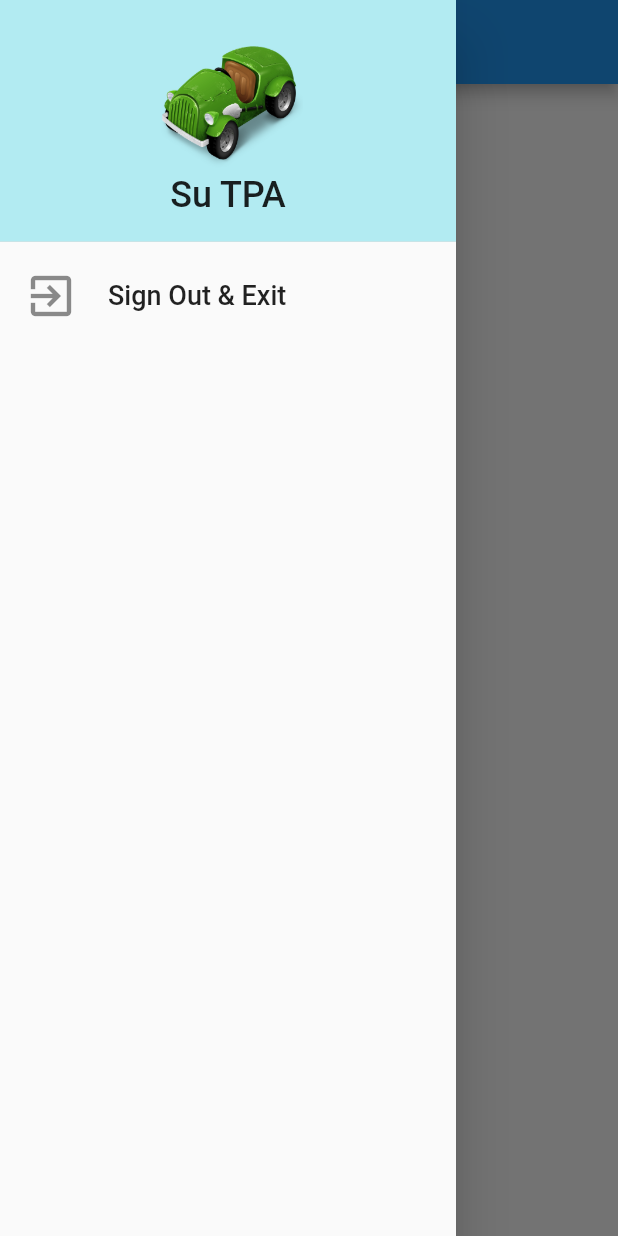
After one commit to CharukarnS/SuTPA, a Flutter app: the MyService screen opened directly, with the side drawer open, on a phone screen of 412 x 824 dp. The commit adds this screen. Run offline on Flutter 3.47's test engine with Material 2 defaults, Android fonts, the phone set to English and light mode, and no system bars; our stand-ins replace firebase_auth; accounts and stored records are empty.

Commit message:
Sign Out Success

```diff
--- /dev/null
+++ b/lib/screens/my_service.dart
@@ -0,0 +1,86 @@
+import 'dart:io';
+
+import 'package:flutter/material.dart';
+import 'package:firebase_auth/firebase_auth.dart';
+
+class MyService extends StatefulWidget {
+  @override
+  _MyServiceState createState() => _MyServiceState();
+}
+
+class _MyServiceState extends State<MyService> {
+  // Explicit
+  FirebaseAuth firebaseAuth = FirebaseAuth.instance;
+
+  // Method
+
+  Future<void> signOutAndExit() async {
+
+    await firebaseAuth.signOut().then((response){
+      exit(0);
+    });
+
+  }
+
+  Widget showAppName() {
+    return Text(
+      'Su TPA',
+      style: TextStyle(fontSize: 24.0),
+    );
+  }
+
+  Widget showLogo() {
+    return Container(
+      width: 100.0,
+      height: 100.0,
+      child: Image.asset('images/logo_car.png'),
+    );
+  }
+
+  Widget myDrawerMenu() {
+    return Drawer(
+      child: ListView(
+        children: <Widget>[
+          DrawerHeader(
+            decoration: BoxDecoration(
+              color: Colors.cyan[100],
+            ),
+            child: Container(
+              child: Column(
+                children: <Widget>[
+                  showLogo(),
+                  showAppName(),
+                ],
+              ),
+            ),
+          ),
+          ListTile(
+            leading: Icon(
+              Icons.exit_to_app,
+              size: 36.0,
+            ),
+            title: Text(
+              'Sign Out & Exit',
+              style: TextStyle(fontSize: 18.0),
+            ),
+            onTap: () {
+              signOutAndExit();
+              Navigator.of(context).pop();
+            },
+          )
+        ],
+      ),
+    );
+  }
+
+  @override
+  Widget build(BuildContext context) {
+    return Scaffold(
+      appBar: AppBar(
+        title: Text('My Service'),
+      ),
+      body: Text('body'),
+      drawer: myDrawerMenu(),
+    );
+  }
+}
```
Also changed, not shown: lib/screens/authen.dart (+24 -1 lines), lib/screens/register.dart (+22 -1 lines).
